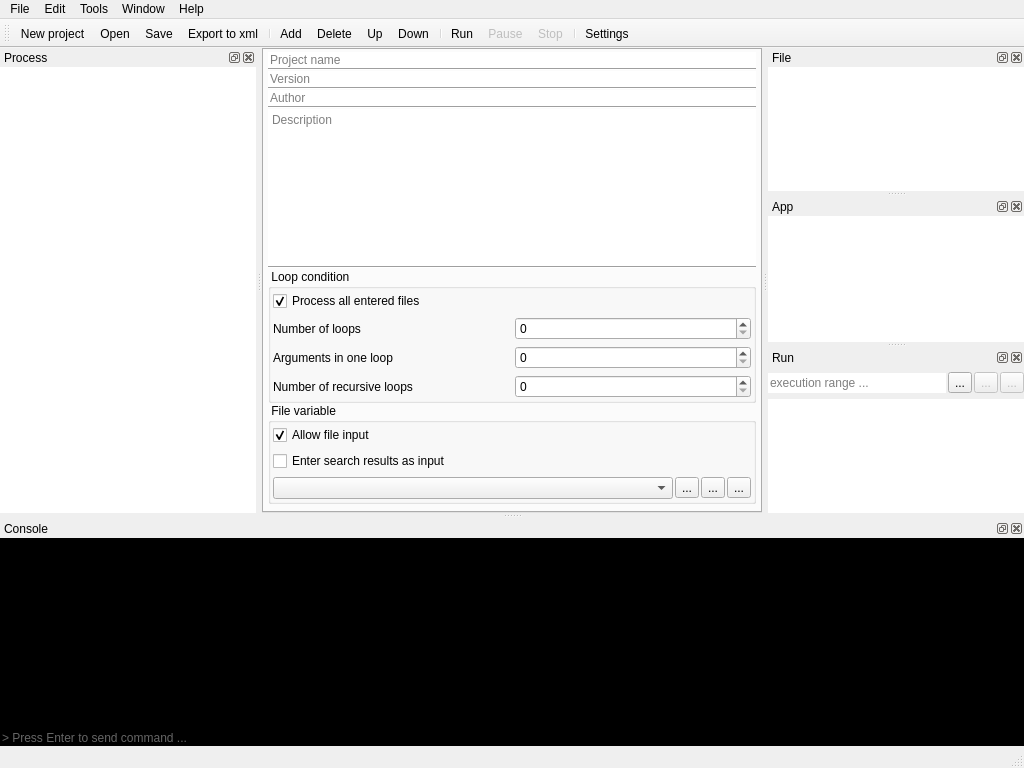
Before: the Qt Designer form src/ProfileEditor/profileeditor.ui in karakirimu/AutoBatchTools, drawn with Qt 5.
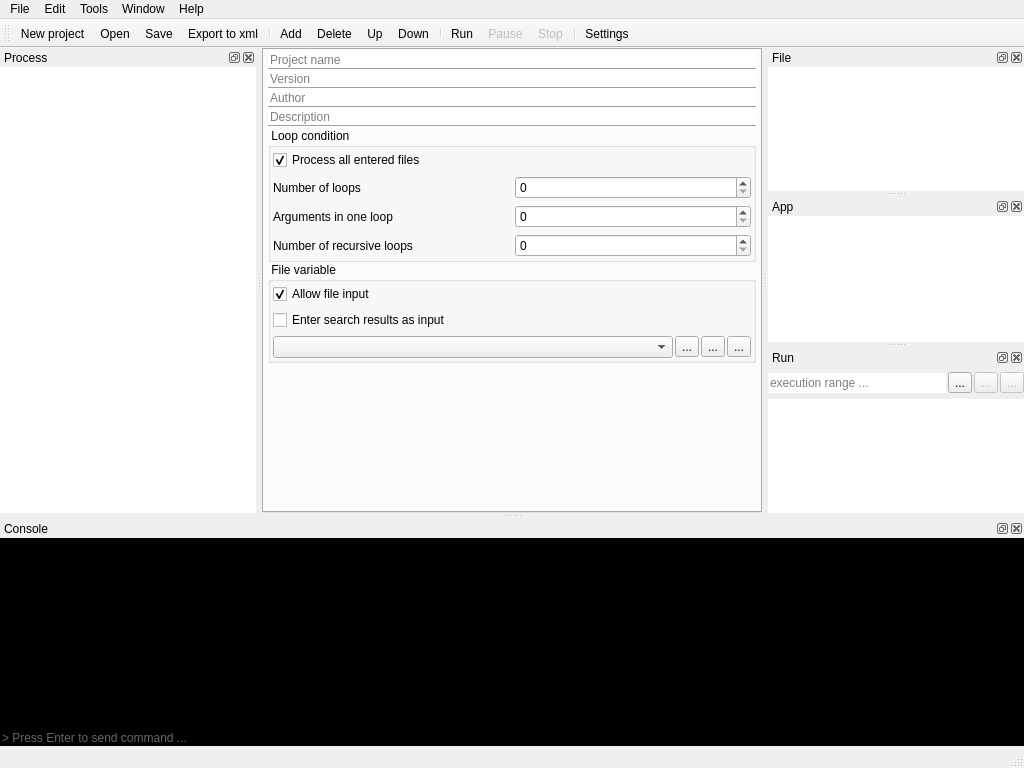
After: the same form once the commit is applied. Icons and pictures are not drawn. Custom widgets are drawn as their Qt base class.

```diff
--- a/src/ProfileEditor/profileeditor.ui
+++ b/src/ProfileEditor/profileeditor.ui
@@ -135,42 +135,10 @@
              </widget>
             </item>
             <item>
-             <widget class="QPlainTextEdit" name="descTextEdit">
-              <property name="font">
-               <font>
-                <kerning>true</kerning>
-               </font>
-              </property>
-              <property name="cursor" stdset="0">
-               <cursorShape>IBeamCursor</cursorShape>
-              </property>
-              <property name="mouseTracking">
-               <bool>true</bool>
-              </property>
-              <property name="contextMenuPolicy">
-               <enum>Qt::DefaultContextMenu</enum>
-              </property>
+             <widget class="QLineEdit" name="descLineEdit">
               <property name="styleSheet">
                <string notr="true">border: none;</string>
               </property>
-              <property name="frameShape">
-               <enum>QFrame::NoFrame</enum>
-              </property>
-              <property name="lineWidth">
-               <number>0</number>
-              </property>
-              <property name="undoRedoEnabled">
-               <bool>true</bool>
-              </property>
-              <property name="lineWrapMode">
-               <enum>QPlainTextEdit::WidgetWidth</enum>
-              </property>
-              <property name="cursorWidth">
-               <number>1</number>
-              </property>
-              <property name="backgroundVisible">
-               <bool>false</bool>
-              </property>
               <property name="placeholderText">
                <string>Description</string>
               </property>
```
